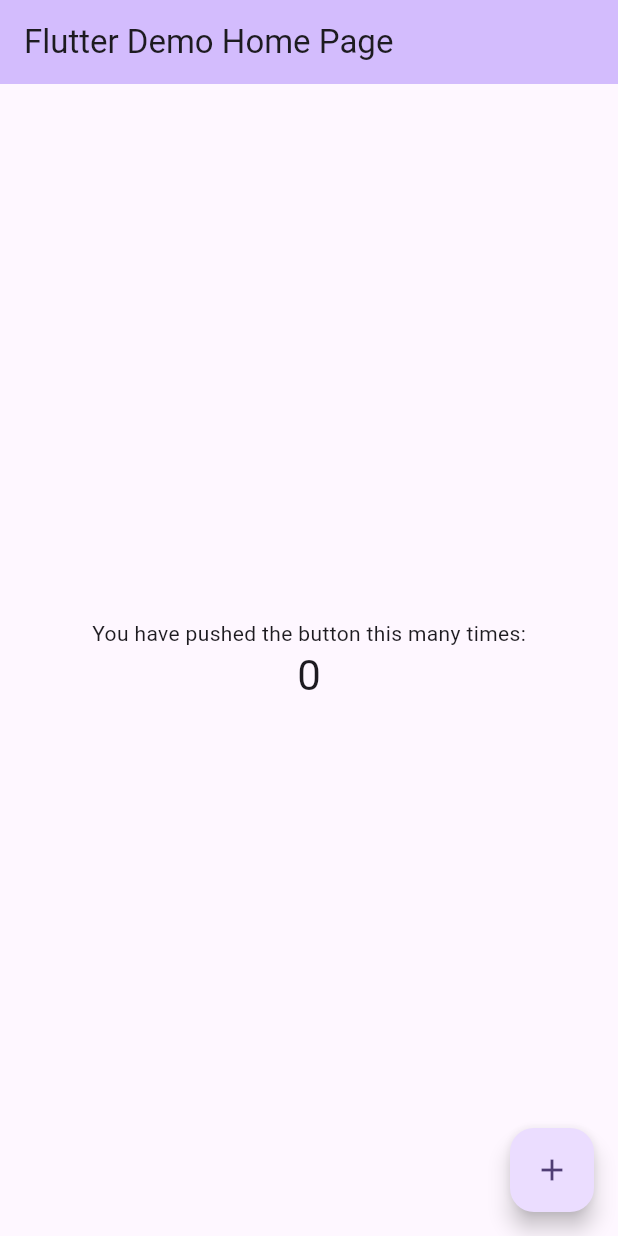
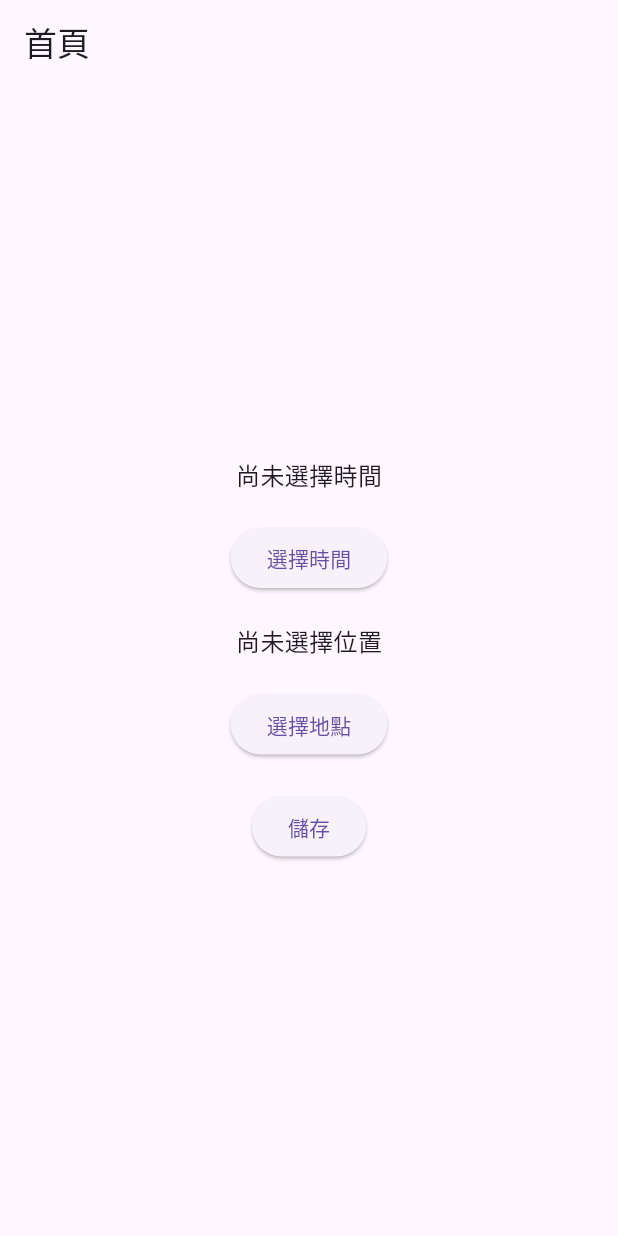
Before and after one commit to chengtc-dev/time_to_go, a Flutter app: the screen it shows after launch, on a phone screen of 412 x 824 dp. Run offline on Flutter 3.47's test engine with Material 3 defaults, Android fonts, the phone set to English and light mode, and no system bars; our stand-ins replace geolocator, get, sqflite; accounts and stored records are empty.

Commit message:
feat: add time and location selection

```diff
--- /dev/null
+++ b/lib/app/app.dart
@@ -0,0 +1,22 @@
+import 'package:flutter/material.dart';
+import 'package:get/route_manager.dart';
+
+import '../features/home/home_binding.dart';
+import 'routes.dart';
+
+class App extends StatelessWidget {
+  const App({super.key});
+
+  @override
+  Widget build(BuildContext context) {
+    return GetMaterialApp(
+      title: 'Time To Go',
+      initialBinding: HomeBinding(),
+      initialRoute: Routes.home,
+      getPages: Routes.pages,
+      theme: ThemeData(
+        primarySwatch: Colors.blue,
+      ),
+    );
+  }
+}
--- /dev/null
+++ b/lib/app/routes.dart
@@ -0,0 +1,14 @@
+import 'package:get/get.dart';
+
+import '../features/home/home_page.dart';
+
+class Routes {
+  static const String home = '/home';
+
+  static final List<GetPage> pages = [
+    GetPage(
+      name: home,
+      page: () => HomePage(),
+    ),
+  ];
+}
--- /dev/null
+++ b/lib/features/home/home_page.dart
@@ -0,0 +1,57 @@
+import 'package:flutter/material.dart';
+import 'package:get/get.dart';
+
+import 'home_controller.dart';
+
+class HomePage extends StatelessWidget {
+  final HomeController controller = Get.find<HomeController>();
+
+  HomePage({super.key});
+
+  @override
+  Widget build(BuildContext context) {
+    return Scaffold(
+      appBar: AppBar(title: const Text('首頁')),
+      body: Center(
+        child: Column(
+          mainAxisAlignment: MainAxisAlignment.center,
+          children: [
+            Obx(
+              () => Text(
+                controller.selectedTime.value != null
+                    ? '選擇時間: ${controller.selectedTime.value!.format(context)}'
+                    : '尚未選擇時間',
+                style: const TextStyle(fontSize: 16),
+              ),
+            ),
+            const SizedBox(height: 20),
+            ElevatedButton(
+              onPressed: controller.selectTime,
+              child: const Text('選擇時間'),
+            ),
+            const SizedBox(height: 20),
+            Obx(
+              () => Text(
+                controller.selectedLocation.value != null
+                    ? '位置: Lat: ${controller.selectedLocation.value!.latitude}, '
+                        'Lng: ${controller.selectedLocation.value!.longitude}'
+                    : '尚未選擇位置',
+                style: const TextStyle(fontSize: 16),
+              ),
+            ),
+            const SizedBox(height: 20),
+            ElevatedButton(
+              onPressed: controller.selectLocation,
+              child: const Text('選擇地點'),
+            ),
+            const SizedBox(height: 20),
+            ElevatedButton(
+              onPressed: controller.save,
+              child: const Text('儲存'),
+            ),
+          ],
+        ),
+      ),
+    );
+  }
+}
--- a/lib/main.dart
+++ b/lib/main.dart
@@ -1,125 +1,7 @@
 import 'package:flutter/material.dart';
 
-void main() {
-  runApp(const MyApp());
+import 'app/app.dart';
+
+void main() async {
+  runApp(const App());
 }
-
-class MyApp extends StatelessWidget {
-  const MyApp({super.key});
-
-  // This widget is the root of your application.
-  @override
-  Widget build(BuildContext context) {
-    return MaterialApp(
-      title: 'Flutter Demo',
-      theme: ThemeData(
-        // This is the theme of your application.
-        //
-        // TRY THIS: Try running your application with "flutter run". You'll see
-        // the application has a purple toolbar. Then, without quitting the app,
-        // try changing the seedColor in the colorScheme below to Colors.green
-        // and then invoke "hot reload" (save your changes or press the "hot
-        // reload" button in a Flutter-supported IDE, or press "r" if you used
-        // the command line to start the app).
-        //
-        // Notice that the counter didn't reset back to zero; the application
-        // state is not lost during the reload. To reset the state, use hot
-        // restart instead.
-        //
-        // This works for code too, not just values: Most code changes can be
-        // tested with just a hot reload.
-        colorScheme: ColorScheme.fromSeed(seedColor: Colors.deepPurple),
-        useMaterial3: true,
-      ),
-      home: const MyHomePage(title: 'Flutter Demo Home Page'),
-    );
-  }
-}
-
-class MyHomePage extends StatefulWidget {
-  const MyHomePage({super.key, required this.title});
-
-  // This widget is the home page of your application. It is stateful, meaning
-  // that it has a State object (defined below) that contains fields that affect
-  // how it looks.
-
-  // This class is the configuration for the state. It holds the values (in this
-  // case the title) provided by the parent (in this case the App widget) and
-  // used by the build method of the State. Fields in a Widget subclass are
-  // always marked "final".
-
-  final String title;
-
-  @override
-  State<MyHomePage> createState() => _MyHomePageState();
-}
-
-class _MyHomePageState extends State<MyHomePage> {
-  int _counter = 0;
-
-  void _incrementCounter() {
-    setState(() {
-      // This call to setState tells the Flutter framework that something has
-      // changed in this State, which causes it to rerun the build method below
-      // so that the display can reflect the updated values. If we changed
-      // _counter without calling setState(), then the build method would not be
-      // called again, and so nothing would appear to happen.
-      _counter++;
-    });
-  }
-
-  @override
-  Widget build(BuildContext context) {
-    // This method is rerun every time setState is called, for instance as done
-    // by the _incrementCounter method above.
-    //
-    // The Flutter framework has been optimized to make rerunning build methods
-    // fast, so that you can just rebuild anything that needs updating rather
-    // than having to individually change instances of widgets.
-    return Scaffold(
-      appBar: AppBar(
-        // TRY THIS: Try changing the color here to a specific color (to
-        // Colors.amber, perhaps?) and trigger a hot reload to see the AppBar
-        // change color while the other colors stay the same.
-        backgroundColor: Theme.of(context).colorScheme.inversePrimary,
-        // Here we take the value from the MyHomePage object that was created by
-        // the App.build method, and use it to set our appbar title.
-        title: Text(widget.title),
-      ),
-      body: Center(
-        // Center is a layout widget. It takes a single child and positions it
-        // in the middle of the parent.
-        child: Column(
-          // Column is also a layout widget. It takes a list of children and
-          // arranges them vertically. By default, it sizes itself to fit its
-          // children horizontally, and tries to be as tall as its parent.
-          //
-          // Column has various properties to control how it sizes itself and
-          // how it positions its children. Here we use mainAxisAlignment to
-          // center the children vertically; the main axis here is the vertical
-          // axis because Columns are vertical (the cross axis would be
-          // horizontal).
-          //
-          // TRY THIS: Invoke "debug painting" (choose the "Toggle Debug Paint"
-          // action in the IDE, or press "p" in the console), to see the
-          // wireframe for each widget.
-          mainAxisAlignment: MainAxisAlignment.center,
-          children: <Widget>[
-            const Text(
-              'You have pushed the button this many times:',
-            ),
-            Text(
-              '$_counter',
-              style: Theme.of(context).textTheme.headlineMedium,
-            ),
-          ],
-        ),
-      ),
-      floatingActionButton: FloatingActionButton(
-        onPressed: _incrementCounter,
-        tooltip: 'Increment',
-        child: const Icon(Icons.add),
-      ), // This trailing comma makes auto-formatting nicer for build methods.
-    );
-  }
-}
--- /dev/null
+++ b/lib/models/schedule.dart
@@ -0,0 +1,22 @@
+class Schedule {
+  final int hour;
+  final int minute;
+  final double altitude;
+  final double longitude;
+
+  const Schedule({
+    required this.hour,
+    required this.minute,
+    required this.altitude,
+    required this.longitude,
+  });
+
+  Map<String, Object?> toMap() {
+    return {
+      'hour': hour,
+      'minute': minute,
+      'altitude': altitude,
+      'longitude': longitude,
+    };
+  }
+}
--- a/pubspec.yaml
+++ b/pubspec.yaml
@@ -41,9 +41,8 @@ dependencies:
   flutter_local_notifications: ^18.0.1
   http: ^1.2.2
   get: ^4.6.6
-  hive: ^2.2.3
-  hive_flutter: ^1.1.0
-  path_provider: ^2.1.5
+  sqflite: ^2.4.1
+  path: ^1.9.0
 
 dev_dependencies:
   flutter_test:
```
Also changed, not shown: lib/features/home/home_binding.dart (added, +12 -0 lines), lib/features/home/home_controller.dart (added, +83 -0 lines), lib/services/database_service.dart (added, +55 -0 lines), pubspec.lock, 6 other files.
